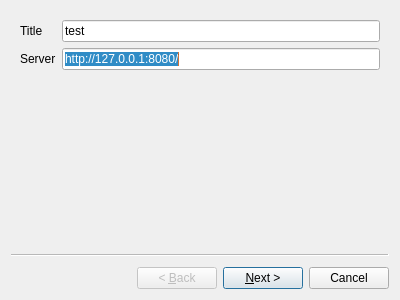
This is viur_admin/ui/addportalwizard.ui in viur-framework/viur-admin as Qt 5 draws it before an edit. The edited form follows.
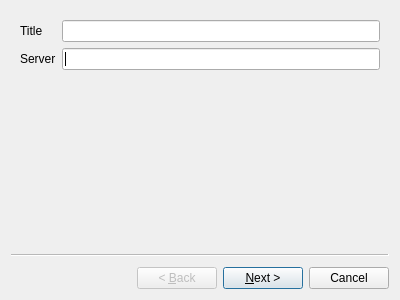
This is the edited form.

The edit to the form file:
```diff
--- a/viur_admin/ui/addportalwizard.ui
+++ b/viur_admin/ui/addportalwizard.ui
@@ -18,7 +18,7 @@
     <item row="1" column="1">
      <widget class="QLineEdit" name="editServer">
       <property name="text">
-       <string>http://127.0.0.1:8080/</string>
+       <string/>
       </property>
      </widget>
     </item>
@@ -39,7 +39,7 @@
     <item row="0" column="1">
      <widget class="QLineEdit" name="editTitle">
       <property name="text">
-       <string>test</string>
+       <string/>
       </property>
      </widget>
     </item>
```
Left out of the diff: 10 changed lines with no effect on the pictures.
